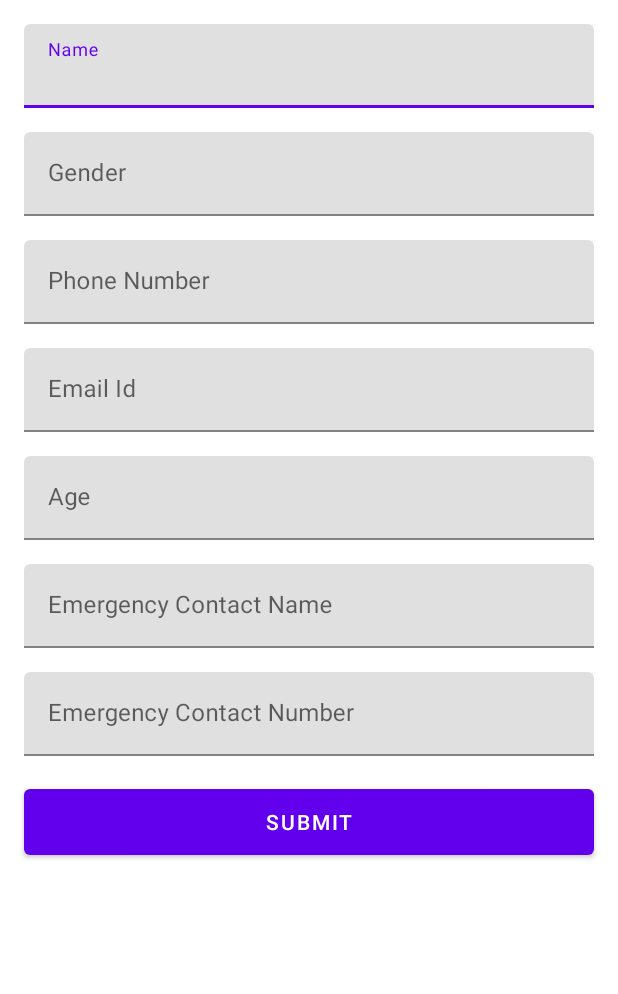
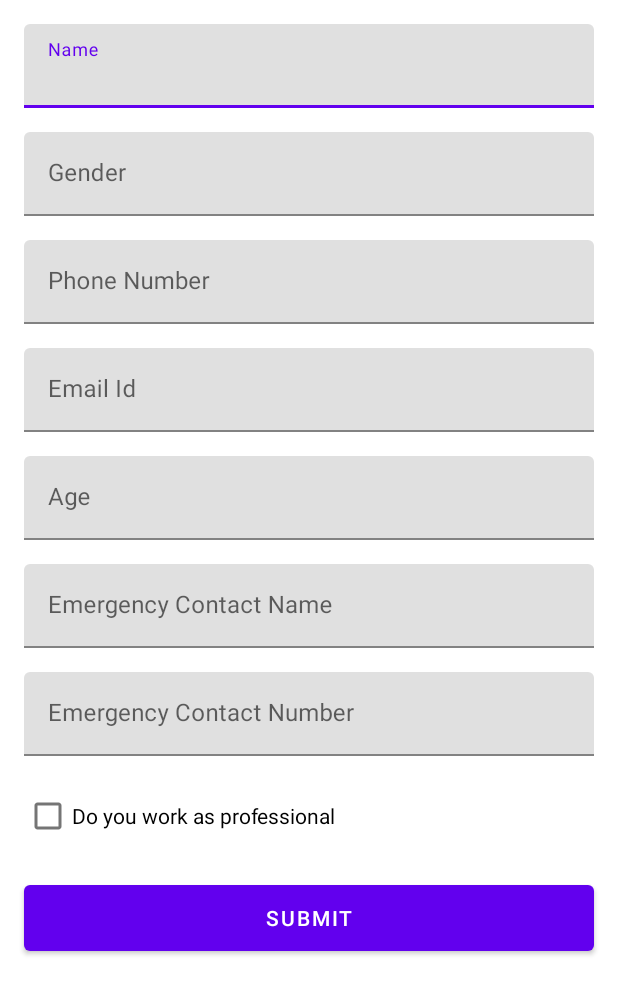
Before and after one commit to anidmurmu/Sachetan, an Android app: the layout activity_onboarding.xml on its own in the app's theme, with its tools: preview values and no code run, on a phone screen of 412 x 824 dp. Shown: the top 994 px of the screen. Run offline under Robolectric (Android 15) with nearby library versions, the phone set to English and light mode, and no system bars.

```diff
--- a/app/src/main/res/layout/activity_onboarding.xml
+++ b/app/src/main/res/layout/activity_onboarding.xml
@@ -133,6 +133,17 @@
 
     </com.google.android.material.textfield.TextInputLayout>
 
+    <CheckBox
+        android:id="@+id/cb_is_professional"
+        android:layout_width="0dp"
+        android:layout_height="wrap_content"
+        android:text="@string/cb_working_txt"
+        android:layout_marginHorizontal="@dimen/margin_medium"
+        android:layout_marginTop="@dimen/margin_medium"
+        app:layout_constraintTop_toBottomOf="@+id/til_emergency_phone"
+        app:layout_constraintStart_toStartOf="parent"
+        app:layout_constraintEnd_toEndOf="parent"/>
+
     <Button
         android:id="@+id/btn_submit"
         android:layout_width="0dp"
@@ -140,7 +151,7 @@
         android:text="@string/btn_submit_text"
         android:layout_marginHorizontal="@dimen/margin_medium"
         android:layout_marginTop="@dimen/margin_medium"
-        app:layout_constraintTop_toBottomOf="@+id/til_emergency_phone"
+        app:layout_constraintTop_toBottomOf="@+id/cb_is_professional"
         app:layout_constraintStart_toStartOf="parent"
         app:layout_constraintEnd_toEndOf="parent"/>
 
--- a/app/src/main/res/values/strings.xml
+++ b/app/src/main/res/values/strings.xml
@@ -8,4 +8,5 @@
     <string name="emergency_contact_name">Emergency Contact Name</string>
     <string name="emergency_contact_phone">Emergency Contact Number</string>
     <string name="btn_submit_text">Submit</string>
+    <string name="cb_working_txt">Do you work as professional</string>
 </resources>
```
Also changed, not shown: app/src/main/java/com/example/sachetan/ui/OnboardingActivity.kt (+14 -1 lines).
